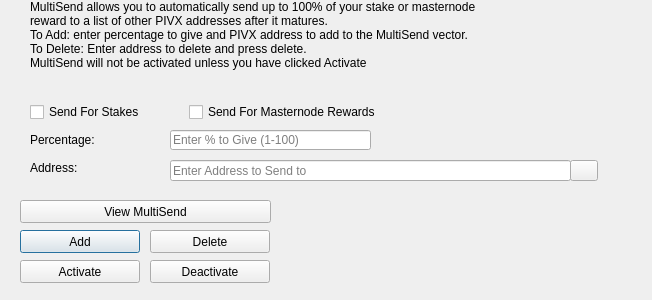
Above: src/qt/forms/multisenddialog.ui from EULO-Project/EULO before the change. Below: the same form after it.
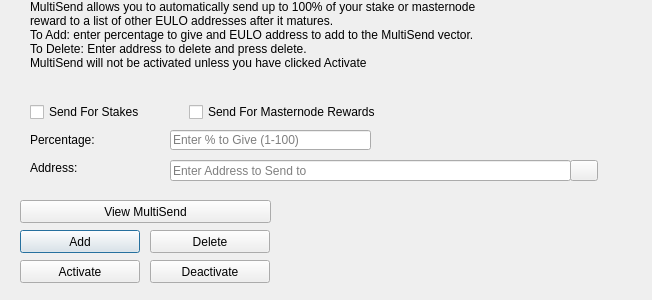
That is the form after the change. Icons and pictures are not drawn.

Patch:
```diff
--- a/src/qt/forms/multisenddialog.ui
+++ b/src/qt/forms/multisenddialog.ui
@@ -61,8 +61,8 @@
     <number>1</number>
    </property>
    <property name="text">
-    <string>MultiSend allows you to automatically send up to 100% of your stake or masternode reward to a list of other PIVX addresses after it matures.
-To Add: enter percentage to give and PIVX address to add to the MultiSend vector.
+    <string>MultiSend allows you to automatically send up to 100% of your stake or masternode reward to a list of other EULO addresses after it matures.
+To Add: enter percentage to give and EULO address to add to the MultiSend vector.
 To Delete: Enter address to delete and press delete.
 MultiSend will not be activated unless you have clicked Activate</string>
    </property>
```
Left out of the diff: 4 changed lines with no effect on the pictures.
